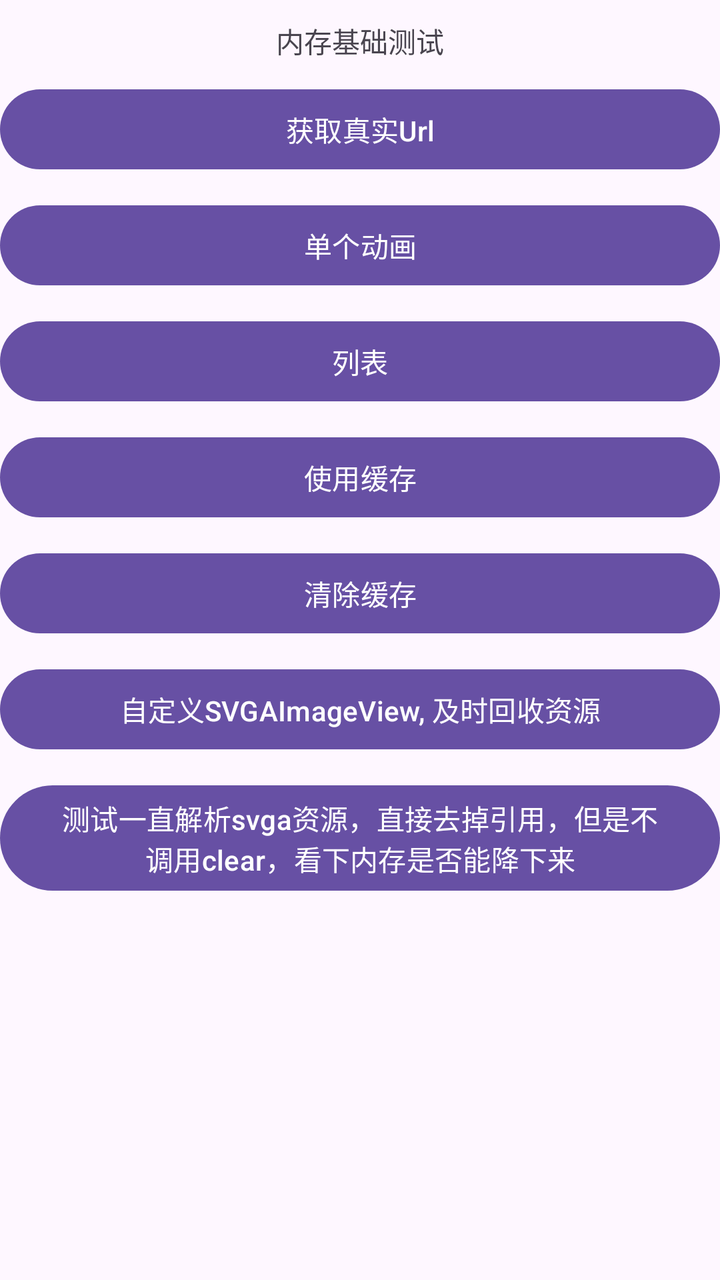
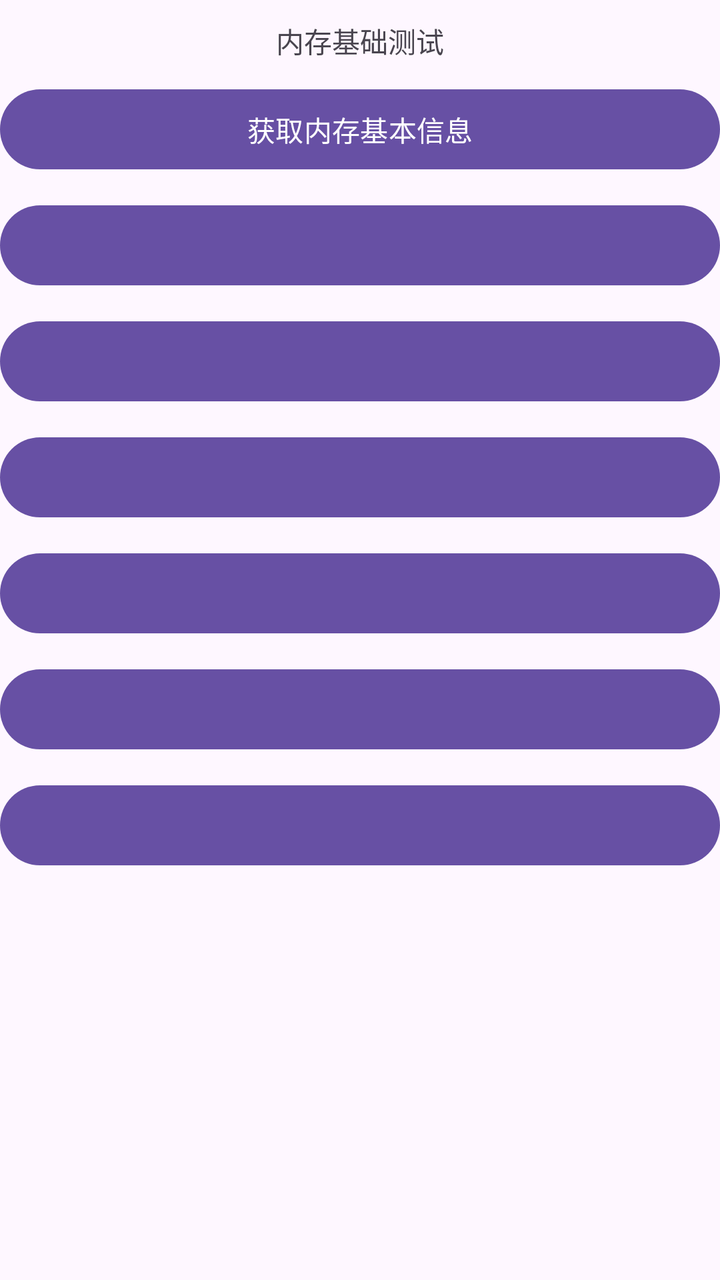

Compare the two renders of this Android layout. The source of the first and the diff that turns it into the second are given below.
<!-- AndroidManifest.xml: application theme Theme.MomeyDemo -->
<!-- res/layout/activity_test1.xml -->
<?xml version="1.0" encoding="utf-8"?>
<LinearLayout xmlns:android="http://schemas.android.com/apk/res/android"
    xmlns:app="http://schemas.android.com/apk/res-auto"
    xmlns:tools="http://schemas.android.com/tools"
    android:layout_width="match_parent"
    android:layout_height="match_parent"
    android:orientation="vertical"
    tools:context=".MainActivity">

    <TextView
        android:layout_width="match_parent"
        android:layout_height="wrap_content"
        android:layout_marginTop="10dp"
        android:gravity="center"
        android:text="内存基础测试" />

    <Button
        android:layout_width="match_parent"
        android:layout_height="wrap_content"
        android:layout_marginTop="10dp"
        android:gravity="center"
        android:textAllCaps="false"
        android:text="获取真实Url"
        android:onClick="onTest1" />

    <Button
        android:layout_width="match_parent"
        android:layout_height="wrap_content"
        android:layout_marginTop="10dp"
        android:gravity="center"
        android:textAllCaps="false"
        android:text="单个动画"
        android:onClick="onTest2" />

    <Button
        android:layout_width="match_parent"
        android:layout_height="wrap_content"
        android:layout_marginTop="10dp"
        android:gravity="center"
        android:textAllCaps="false"
        android:text="列表"
        android:onClick="onTest3" />

    <Button
        android:layout_width="match_parent"
        android:layout_height="wrap_content"
        android:layout_marginTop="10dp"
        android:gravity="center"
        android:textAllCaps="false"
        android:text="使用缓存"
        android:onClick="onTest4" />


    <Button
        android:layout_width="match_parent"
        android:layout_height="wrap_content"
        android:layout_marginTop="10dp"
        android:gravity="center"
        android:textAllCaps="false"
        android:text="清除缓存"
        android:onClick="onTest5" />

    <Button
        android:layout_width="match_parent"
        android:layout_height="wrap_content"
        android:layout_marginTop="10dp"
        android:gravity="center"
        android:textAllCaps="false"
        android:text="自定义SVGAImageView, 及时回收资源"
        android:onClick="onTest6" />

    <Button
        android:layout_width="match_parent"
        android:layout_height="wrap_content"
        android:layout_marginTop="10dp"
        android:gravity="center"
        android:textAllCaps="false"
        android:text="测试一直解析svga资源，直接去掉引用，但是不调用clear，看下内存是否能降下来"
        android:onClick="onTest7" />

</LinearLayout>
<!-- resources referenced by this layout -->
<resources>
  <style name="Theme.MomeyDemo" parent="Base.Theme.MomeyDemo" />
  <style name="Base.Theme.MomeyDemo" parent="Theme.Material3.DayNight.NoActionBar">
          
          
      </style>
</resources>

<!-- the commit's change to res/layout/activity_test1.xml (unified diff, before → after) -->
@@ -20,7 +20,7 @@
         android:layout_marginTop="10dp"
         android:gravity="center"
         android:textAllCaps="false"
-        android:text="获取真实Url"
+        android:text="获取内存基本信息"
         android:onClick="onTest1" />
 
     <Button
@@ -29,7 +29,7 @@
         android:layout_marginTop="10dp"
         android:gravity="center"
         android:textAllCaps="false"
-        android:text="单个动画"
+        android:text=""
         android:onClick="onTest2" />
 
     <Button
@@ -38,7 +38,7 @@
         android:layout_marginTop="10dp"
         android:gravity="center"
         android:textAllCaps="false"
-        android:text="列表"
+        android:text=""
         android:onClick="onTest3" />
 
     <Button
@@ -47,7 +47,7 @@
         android:layout_marginTop="10dp"
         android:gravity="center"
         android:textAllCaps="false"
-        android:text="使用缓存"
+        android:text=""
         android:onClick="onTest4" />
 
 
@@ -57,7 +57,7 @@
         android:layout_marginTop="10dp"
         android:gravity="center"
         android:textAllCaps="false"
-        android:text="清除缓存"
+        android:text=""
         android:onClick="onTest5" />
 
     <Button
@@ -66,7 +66,7 @@
         android:layout_marginTop="10dp"
         android:gravity="center"
         android:textAllCaps="false"
-        android:text="自定义SVGAImageView, 及时回收资源"
+        android:text=""
         android:onClick="onTest6" />
 
     <Button
@@ -75,7 +75,7 @@
         android:layout_marginTop="10dp"
         android:gravity="center"
         android:textAllCaps="false"
-        android:text="测试一直解析svga资源，直接去掉引用，但是不调用clear，看下内存是否能降下来"
+        android:text=""
         android:onClick="onTest7" />
 
 </LinearLayout>
